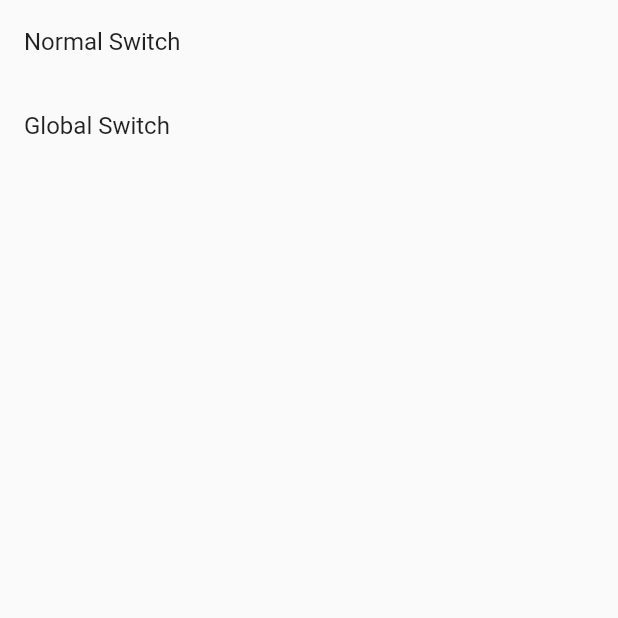
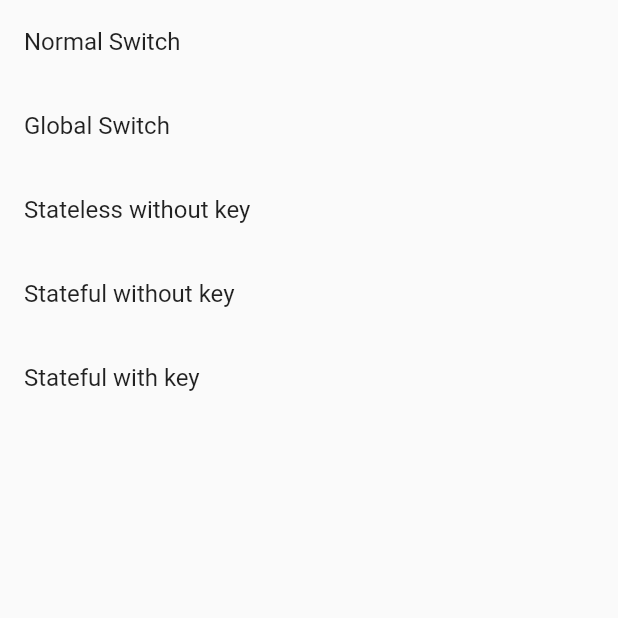
Before and after one commit to Dean-Spotec/flutter_demo, a Flutter app: the screen it shows after launch, on a phone screen of 412 x 824 dp, the top half of it. Run offline on Flutter 3.47's test engine with Material 2 defaults, Android fonts, the phone set to English and light mode, and no system bars.

Commit message:
添加localkey

```diff
--- a/global_key/lib/home_page.dart
+++ b/global_key/lib/home_page.dart
@@ -1,7 +1,9 @@
 import 'package:flutter/material.dart';
+import 'package:global_key/local_key/stateless_key_page.dart';
 
 import 'global_key/child_widget.dart';
-import 'global_key/switch_widget.dart';
+import 'global_key/switch_page.dart';
+import 'local_key/stateful_key_page.dart';
 
 class HomePage extends StatelessWidget {
   const HomePage({Key? key}) : super(key: key);
@@ -14,17 +16,29 @@ class HomePage extends StatelessWidget {
         children: [
           _PushListItem(
             title: 'Normal Switch',
-            pushedPage: SwitchWidget(
+            pushedPage: SwitchPage(
               child: child,
               isGlobal: false,
             ),
           ),
           _PushListItem(
             title: 'Global Switch',
-            pushedPage: SwitchWidget(
+            pushedPage: SwitchPage(
               child: child,
               isGlobal: true,
             ),
+          ),
+          _PushListItem(
+            title: 'Stateless without key',
+            pushedPage: StatelessKeyPage(),
+          ),
+          _PushListItem(
+            title: 'Stateful without key',
+            pushedPage: StatefulKeyPage(useKey: false),
+          ),
+          _PushListItem(
+            title: 'Stateful with key',
+            pushedPage: StatefulKeyPage(useKey: true),
           ),
         ],
       ),
```
Also changed, not shown: global_key/lib/global_key/switch_page.dart (renamed from global_key/lib/global_key/switch_widget.dart, +4 -4 lines), global_key/lib/local_key/stateful_key_page.dart (added, +69 -0 lines), global_key/lib/local_key/stateless_key_page.dart (added, +53 -0 lines), global_key/lib/random_color.dart (added, +15 -0 lines).
